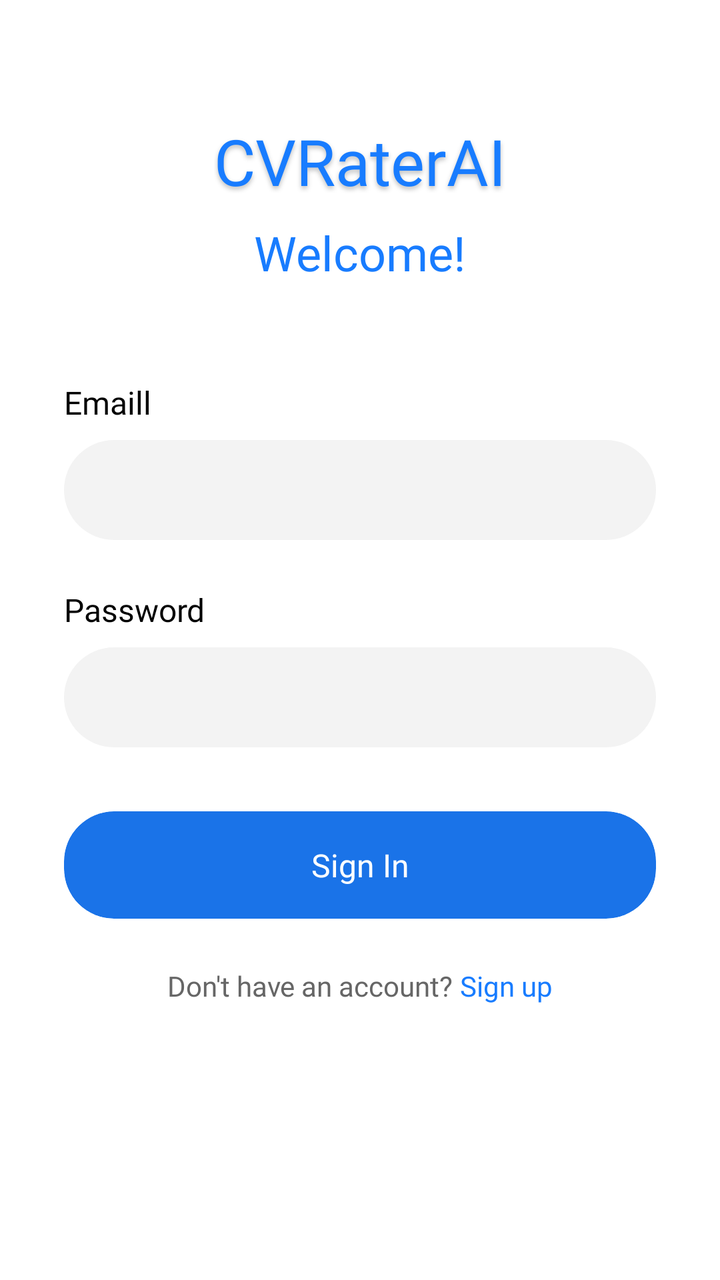
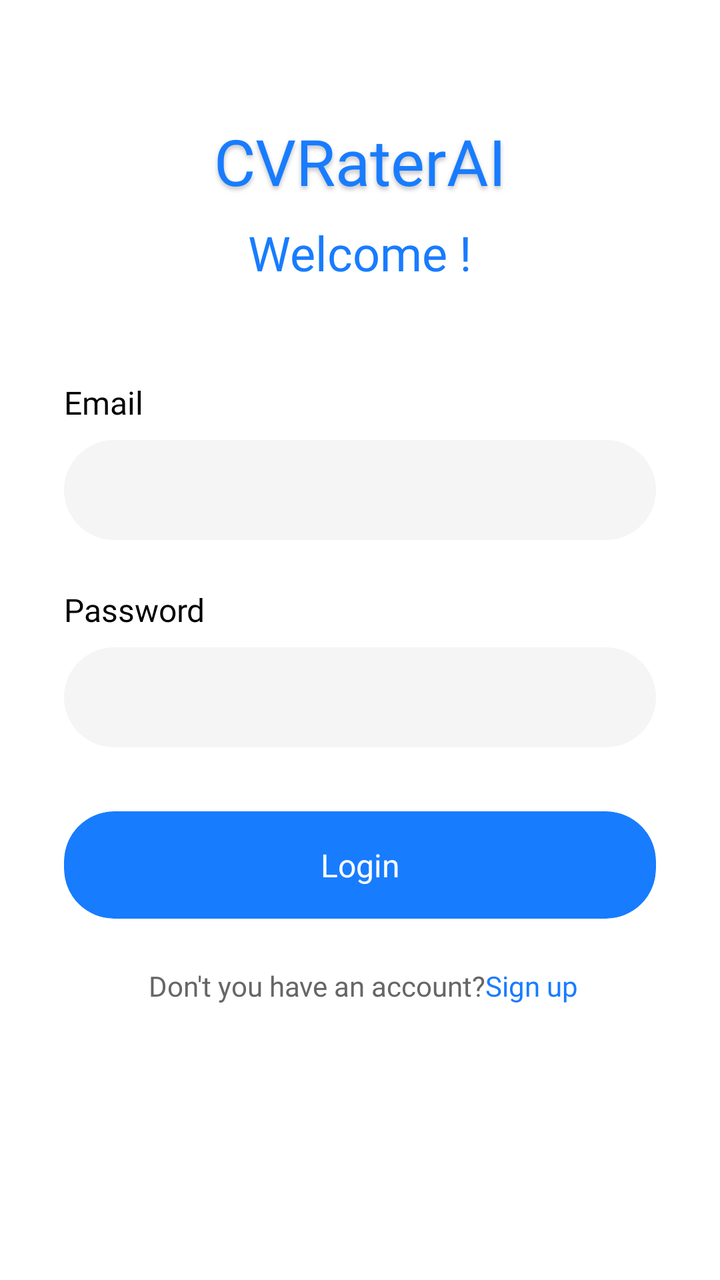

Two renders of the same Android screen: before a commit and after it. Below are the layout's source before the change and the commit's diff.
<!-- AndroidManifest.xml: application theme Theme.MyApplication -->
<!-- res/layout/fragment_login.xml -->
<?xml version="1.0" encoding="utf-8"?>
<androidx.constraintlayout.widget.ConstraintLayout xmlns:android="http://schemas.android.com/apk/res/android"
    xmlns:app="http://schemas.android.com/apk/res-auto"
    xmlns:tools="http://schemas.android.com/tools"
    android:layout_width="match_parent"
    android:layout_height="match_parent"
    android:background="@color/white"
    tools:context=".LoginFragment">

    <LinearLayout
        android:layout_width="match_parent"
        android:layout_height="wrap_content"
        android:gravity="center"
        android:orientation="vertical"
        android:paddingHorizontal="32dp"
        app:layout_constraintBottom_toBottomOf="parent"
        app:layout_constraintEnd_toEndOf="parent"
        app:layout_constraintStart_toStartOf="parent"
        app:layout_constraintTop_toTopOf="parent"
        app:layout_constraintVertical_bias="0.3">

        <TextView
            android:layout_width="wrap_content"
            android:layout_height="wrap_content"
            android:fontFamily="@font/poppins_bold"
            android:text="CVRaterAI"
            android:textColor="@color/box_blue"
            android:textSize="32sp"
            android:elevation="6dp"
            android:shadowColor="#40000000"
            android:shadowDx="0"
            android:shadowDy="4"
            android:shadowRadius="6" />

        <TextView
            android:layout_width="wrap_content"
            android:layout_height="wrap_content"
            android:layout_marginTop="8dp"
            android:fontFamily="@font/poppins_regular"
            android:text="Welcome!"
            android:textColor="@color/box_blue"
            android:textSize="24sp" />

        <LinearLayout
            android:layout_width="match_parent"
            android:layout_height="wrap_content"
            android:layout_marginTop="48dp"
            android:orientation="vertical">

            <TextView
                android:layout_width="wrap_content"
                android:layout_height="wrap_content"
                android:fontFamily="@font/poppins_regular"
                android:text="Emaill"
                android:textColor="@color/black"
                android:textSize="16sp" />

            <EditText
                android:id="@+id/emailInput"
                android:layout_width="match_parent"
                android:layout_height="50dp"
                android:layout_marginTop="8dp"
                android:background="@drawable/input_background_selector"
                android:fontFamily="@font/poppins_regular"
                android:inputType="textEmailAddress"
                android:paddingHorizontal="16dp"
                android:textColor="@color/black"
                android:textColorHint="#99000000"
                android:textSize="16sp" />

            <TextView
                android:layout_width="wrap_content"
                android:layout_height="wrap_content"
                android:layout_marginTop="24dp"
                android:fontFamily="@font/poppins_regular"
                android:text="Password"
                android:textColor="@color/black"
                android:textSize="16sp" />

            <EditText
                android:id="@+id/passwordInput"
                android:layout_width="match_parent"
                android:layout_height="50dp"
                android:layout_marginTop="8dp"
                android:background="@drawable/input_background_selector"
                android:fontFamily="@font/poppins_regular"
                android:inputType="textPassword"
                android:paddingHorizontal="16dp"
                android:textColor="@color/black"
                android:textColorHint="#99000000"
                android:textSize="16sp" />

            <androidx.cardview.widget.CardView
                android:id="@+id/btnSignIn"
                android:layout_width="match_parent"
                android:layout_height="wrap_content"
                android:layout_marginTop="32dp"
                app:cardBackgroundColor="@color/primary_blue"
                app:cardCornerRadius="25dp"
                app:cardElevation="0dp">

                <TextView
                    android:layout_width="match_parent"
                    android:layout_height="wrap_content"
                    android:fontFamily="@font/poppins_medium"
                    android:gravity="center"
                    android:paddingVertical="16dp"
                    android:text="Sign In"
                    android:textColor="@color/white"
                    android:textSize="16sp" />

            </androidx.cardview.widget.CardView>

            <LinearLayout
                android:layout_width="wrap_content"
                android:layout_height="wrap_content"
                android:layout_gravity="center"
                android:layout_marginTop="24dp"
                android:orientation="horizontal">

                <TextView
                    android:layout_width="wrap_content"
                    android:layout_height="wrap_content"
                    android:fontFamily="@font/poppins_regular"
                    android:text="Don't have an account? "
                    android:textColor="#666666"
                    android:textSize="14sp" />

                <TextView
                    android:id="@+id/btnSignUp"
                    android:layout_width="wrap_content"
                    android:layout_height="wrap_content"
                    android:fontFamily="@font/poppins_medium"
                    android:text="Sign up"
                    android:textColor="@color/box_blue"
                    android:textSize="14sp" />

            </LinearLayout>

        </LinearLayout>

    </LinearLayout>

</androidx.constraintlayout.widget.ConstraintLayout>
<!-- resources referenced by this layout -->
<resources>
  <color name="black">#FF000000</color>
  <color name="box_blue">#187CFF</color>
  <color name="primary_blue">#1E88E5</color>
  <color name="white">#FFFFFFFF</color>
  <!-- drawable input_background_selector (drawable) -->
  <?xml version="1.0" encoding="utf-8"?>
  <selector xmlns:android="http://schemas.android.com/apk/res/android">
  
      <item android:state_focused="true">
          <shape android:shape="rectangle">
              <solid android:color="@color/white" />
              <corners android:radius="30dp" />
              <stroke android:width="1dp" android:color="@color/box_blue" />
          </shape>
      </item>
  
      <item>
          <shape android:shape="rectangle">
              <solid android:color="#F3F3F3" />
              <corners android:radius="30dp" />
          </shape>
      </item>
  </selector>
  <style name="Theme.MyApplication" parent="Base.Theme.MyApplication" />
  <style name="Base.Theme.MyApplication" parent="Theme.Material3.DayNight.NoActionBar">
          
          
      </style>
</resources>

<!-- the commit's change to res/layout/fragment_login.xml (unified diff, before → after) -->
@@ -37,7 +37,7 @@
             android:layout_height="wrap_content"
             android:layout_marginTop="8dp"
             android:fontFamily="@font/poppins_regular"
-            android:text="Welcome!"
+            android:text="Welcome !"
             android:textColor="@color/box_blue"
             android:textSize="24sp" />
 
@@ -51,16 +51,16 @@
                 android:layout_width="wrap_content"
                 android:layout_height="wrap_content"
                 android:fontFamily="@font/poppins_regular"
-                android:text="Emaill"
+                android:text="Email"
                 android:textColor="@color/black"
                 android:textSize="16sp" />
 
             <EditText
-                android:id="@+id/emailInput"
+                android:id="@+id/etEmail"
                 android:layout_width="match_parent"
                 android:layout_height="50dp"
                 android:layout_marginTop="8dp"
-                android:background="@drawable/input_background_selector"
+                android:background="@drawable/edit_text_selector"
                 android:fontFamily="@font/poppins_regular"
                 android:inputType="textEmailAddress"
                 android:paddingHorizontal="16dp"
@@ -78,11 +78,11 @@
                 android:textSize="16sp" />
 
             <EditText
-                android:id="@+id/passwordInput"
+                android:id="@+id/etPassword"
                 android:layout_width="match_parent"
                 android:layout_height="50dp"
                 android:layout_marginTop="8dp"
-                android:background="@drawable/input_background_selector"
+                android:background="@drawable/edit_text_selector"
                 android:fontFamily="@font/poppins_regular"
                 android:inputType="textPassword"
                 android:paddingHorizontal="16dp"
@@ -91,11 +91,11 @@
                 android:textSize="16sp" />
 
             <androidx.cardview.widget.CardView
-                android:id="@+id/btnSignIn"
+                android:id="@+id/btnLogin"
                 android:layout_width="match_parent"
                 android:layout_height="wrap_content"
                 android:layout_marginTop="32dp"
-                app:cardBackgroundColor="@color/primary_blue"
+                app:cardBackgroundColor="@color/box_blue"
                 app:cardCornerRadius="25dp"
                 app:cardElevation="0dp">
 
@@ -105,7 +105,7 @@
                     android:fontFamily="@font/poppins_medium"
                     android:gravity="center"
                     android:paddingVertical="16dp"
-                    android:text="Sign In"
+                    android:text="Login"
                     android:textColor="@color/white"
                     android:textSize="16sp" />
 
@@ -122,12 +122,12 @@
                     android:layout_width="wrap_content"
                     android:layout_height="wrap_content"
                     android:fontFamily="@font/poppins_regular"
-                    android:text="Don't have an account? "
+                    android:text=" Don't you have an account?"
                     android:textColor="#666666"
                     android:textSize="14sp" />
 
                 <TextView
-                    android:id="@+id/btnSignUp"
+                    android:id="@+id/tvRegister"
                     android:layout_width="wrap_content"
                     android:layout_height="wrap_content"
                     android:fontFamily="@font/poppins_medium"
<!-- resource entries referenced after the edit -->
@@ -2,12 +2,10 @@
 <resources>
   <color name="black">#FF000000</color>
   <color name="box_blue">#187CFF</color>
-  <color name="primary_blue">#1E88E5</color>
   <color name="white">#FFFFFFFF</color>
-  <!-- drawable input_background_selector (drawable) -->
+  <!-- drawable edit_text_selector (drawable) -->
   <?xml version="1.0" encoding="utf-8"?>
   <selector xmlns:android="http://schemas.android.com/apk/res/android">
-  
       <item android:state_focused="true">
           <shape android:shape="rectangle">
               <solid android:color="@color/white" />
@@ -15,10 +13,9 @@
               <stroke android:width="1dp" android:color="@color/box_blue" />
           </shape>
       </item>
-  
       <item>
           <shape android:shape="rectangle">
-              <solid android:color="#F3F3F3" />
+              <solid android:color="#F5F5F5" />
               <corners android:radius="30dp" />
           </shape>
       </item>
